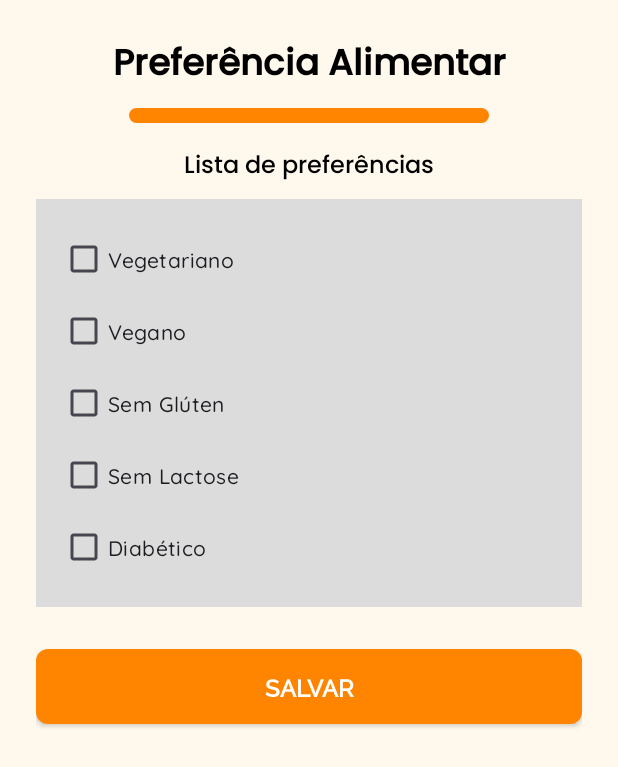
After one commit to ratio-culinae-proj-final/RC-Android, an Android app: the PreferenciasAlimentaresActivity screen opened directly, with no data from a screen before it, on a phone screen of 412 x 824 dp. The commit adds this screen. Shown: the top 767 px of the screen. Run offline under Robolectric (Android 15) with nearby library versions, the phone set to English and light mode, and no system bars; our stand-ins replace Room's generated code; 1 statement that could not run was skipped.

Commit message:
preferencias funcionando - ele ta como um atributo String dentro de Usuario, ai so separar por virgulas

```diff
--- a/app/src/main/AndroidManifest.xml
+++ b/app/src/main/AndroidManifest.xml
@@ -14,6 +14,9 @@
         android:supportsRtl="true"
         android:theme="@style/Theme.RatioCulinae"
         tools:targetApi="31">
+        <activity
+            android:name=".screens.PreferenciasAlimentaresActivity"
+            android:exported="false" />
         <activity
             android:name=".screens.GenerateRecipesActivity"
             android:exported="false" />
--- a/app/src/main/java/com/example/ratioculinae/database/dao/UsuarioDAO.java
+++ b/app/src/main/java/com/example/ratioculinae/database/dao/UsuarioDAO.java
@@ -3,6 +3,7 @@ package com.example.ratioculinae.database.dao;
 import androidx.room.Dao;
 import androidx.room.Insert;
 import androidx.room.Query;
+import androidx.room.Update;
 
 import com.example.ratioculinae.models.Usuario;
 
@@ -17,4 +18,7 @@ public interface UsuarioDAO {
     @Query("SELECT * FROM tab_users WHERE uuid = :uuid LIMIT 1")
     Usuario getUsuarioByUuid(String uuid);
 
+    @Update
+    void update(Usuario usuario);
+
 }
--- a/app/src/main/java/com/example/ratioculinae/screens/HomePageActivity.java
+++ b/app/src/main/java/com/example/ratioculinae/screens/HomePageActivity.java
@@ -1,5 +1,6 @@
 package com.example.ratioculinae.screens;
 
+import android.content.Intent;
 import android.content.SharedPreferences;
 import android.os.Bundle;
 import android.widget.Button;
@@ -61,7 +62,7 @@ public class HomePageActivity extends AppCompatActivity {
         });
 
         btnGerador.setOnClickListener(v -> {
-            // startActivity(new Intent(this, GeradorReceitasActivity.class));
+            startActivity(new Intent(this, GenerateRecipesActivity.class));
         });
 
         btnVisualizar.setOnClickListener(v -> {
--- /dev/null
+++ b/app/src/main/java/com/example/ratioculinae/screens/PreferenciasAlimentaresActivity.java
@@ -0,0 +1,104 @@
+package com.example.ratioculinae.screens;
+
+import android.os.Bundle;
+import android.os.Handler;
+import android.os.Looper;
+import android.widget.Button;
+import android.widget.CheckBox;
+import android.widget.Toast;
+
+import androidx.appcompat.app.AppCompatActivity;
+
+import com.example.ratioculinae.R;
+import com.example.ratioculinae.database.AppDatabase;
+import com.example.ratioculinae.models.Usuario;
+import com.example.ratioculinae.utils.UsuarioLogadoHelper;
+
+import java.util.ArrayList;
+import java.util.List;
+import java.util.concurrent.Executors;
+
+public class PreferenciasAlimentaresActivity extends AppCompatActivity {
+
+    private CheckBox cbVegetariano, cbVegano, cbSemGluten, cbSemLactose, cbDiabetico;
+    private Button btnSalvar;
+    private Usuario usuario;
+    private AppDatabase db;
+
+    @Override
+    protected void onCreate(Bundle savedInstanceState) {
+        super.onCreate(savedInstanceState);
+        setContentView(R.layout.activity_preferencias_alimentares);
+
+        db = AppDatabase.getInstance(this);
+        inicializarComponentes();
+    }
+
+    private void inicializarComponentes() {
+        cbVegetariano = findViewById(R.id.checkboxVegetariano);
+        cbVegano = findViewById(R.id.checkboxVegano);
+        cbSemGluten = findViewById(R.id.checkboxSemGluten);
+        cbSemLactose = findViewById(R.id.checkboxSemLactose);
+        cbDiabetico = findViewById(R.id.checkboxDiabetico);
+        btnSalvar = findViewById(R.id.btnSalvarPreferencias);
+
+        carregarUsuario();
+
+        btnSalvar.setOnClickListener(v -> {
+            String preferencias = capturarPreferencias();
+            usuario.setPreferenciasAlimentares(preferencias);
+            salvarUsuario(usuario);
+        });
+    }
+
+    private void carregarUsuario() {
+        Executors.newSingleThreadExecutor().execute(() -> {
+            usuario = UsuarioLogadoHelper.getUsuarioLogado(this);
+            if (usuario != null) {
+                new Handler(Looper.getMainLooper()).post(this::carregarPreferenciasSalvas);
+            } else {
+                runOnUiThread(() -> {
+                    Toast.makeText(this, "Erro ao carregar usuário logado.", Toast.LENGTH_SHORT).show();
+                    finish();
+                });
+            }
+        });
+    }
+
+    private void salvarUsuario(Usuario u) {
+        Executors.newSingleThreadExecutor().execute(() -> {
+            db.usuarioDAO().update(u);
+            runOnUiThread(() -> {
+                Toast.makeText(this, "Preferências salvas com sucesso!", Toast.LENGTH_SHORT).show();
+                finish();
+            });
+        });
+    }
+
+    private String capturarPreferencias() {
+        List<String> selecionadas = new ArrayList<>();
+
+        if (cbVegetariano.isChecked()) selecionadas.add("Vegetariano");
+        if (cbVegano.isChecked()) selecionadas.add("Vegano");
+        if (cbSemGluten.isChecked()) selecionadas.add("Sem Glúten");
+        if (cbSemLactose.isChecked()) selecionadas.add("Sem Lactose");
+        if (cbDiabetico.isChecked()) selecionadas.add("Diabético");
+
+        return String.join(",", selecionadas);
+    }
+
+    private void carregarPreferenciasSalvas() {
+        if (usuario.getPreferenciasAlimentares() == null) return;
+
+        String[] preferencias = usuario.getPreferenciasAlimentares().split(",");
+        for (String p : preferencias) {
+            switch (p.trim()) {
+                case "Vegetariano": cbVegetariano.setChecked(true); break;
+                case "Vegano": cbVegano.setChecked(true); break;
+                case "Sem Glúten": cbSemGluten.setChecked(true); break;
+                case "Sem Lactose": cbSemLactose.setChecked(true); break;
+                case "Diabético": cbDiabetico.setChecked(true); break;
+            }
+        }
+    }
+}
--- /dev/null
+++ b/app/src/main/java/com/example/ratioculinae/utils/UsuarioLogadoHelper.java
@@ -0,0 +1,22 @@
+package com.example.ratioculinae.utils;
+
+import android.content.Context;
+import android.content.SharedPreferences;
+
+import com.example.ratioculinae.database.AppDatabase;
+import com.example.ratioculinae.models.Usuario;
+
+public class UsuarioLogadoHelper {
+
+    public static Usuario getUsuarioLogado(Context context) {
+        SharedPreferences prefs = context.getSharedPreferences("app_prefs", Context.MODE_PRIVATE);
+        String uuid = prefs.getString("uuid", null);
+
+        if (uuid != null) {
+            AppDatabase db = AppDatabase.getInstance(context);
+            return db.usuarioDAO().getUsuarioByUuid(uuid);
+        }
+
+        return null;
+    }
+}
--- a/app/src/main/res/layout/activity_main.xml
+++ b/app/src/main/res/layout/activity_main.xml
@@ -81,7 +81,7 @@
         android:layout_marginTop="35dp"
         android:layout_marginEnd="60dp"
         style="@style/TextButton"
-        android:background="@drawable/rounded_orange"
+        android:background="@drawable/button_background_orange"
         android:text="Login"
         android:textColor="#FFFFFF"
         android:textStyle="bold"
--- /dev/null
+++ b/app/src/main/res/layout/activity_preferencias_alimentares.xml
@@ -0,0 +1,125 @@
+<?xml version="1.0" encoding="utf-8"?>
+<androidx.constraintlayout.widget.ConstraintLayout
+    xmlns:android="http://schemas.android.com/apk/res/android"
+    xmlns:app="http://schemas.android.com/apk/res-auto"
+    xmlns:tools="http://schemas.android.com/tools"
+    android:layout_width="match_parent"
+    android:layout_height="match_parent"
+    android:padding="24dp"
+    android:background="#FFF9ED">
+
+    <!-- Título -->
+    <TextView
+        android:id="@+id/tvTituloPreferencia"
+        android:layout_width="wrap_content"
+        android:layout_height="wrap_content"
+        android:text="Preferência Alimentar"
+        android:textColor="#000000"
+        style="@style/Titulo"
+        android:textStyle="bold"
+        android:textSize="24sp"
+        app:layout_constraintTop_toTopOf="parent"
+        app:layout_constraintStart_toStartOf="parent"
+        app:layout_constraintEnd_toEndOf="parent"
+        tools:ignore="HardcodedText" />
+
+    <!-- Barrinha laranja decorativa -->
+    <View
+        android:id="@+id/barraDecorativa"
+        android:layout_width="240dp"
+        android:layout_height="10dp"
+        android:layout_marginTop="8dp"
+        android:background="@drawable/decorative_bar"
+        app:layout_constraintTop_toBottomOf="@id/tvTituloPreferencia"
+        app:layout_constraintStart_toStartOf="parent"
+        app:layout_constraintEnd_toEndOf="parent" />
+
+    <!-- Subtítulo -->
+    <TextView
+        android:id="@+id/subtituloLista"
+        android:layout_width="wrap_content"
+        android:layout_height="wrap_content"
+        android:text="Lista de preferências"
+        style="@style/Titulo"
+        android:textColor="#000000"
+        android:textSize="16sp"
+        android:layout_marginTop="16dp"
+        app:layout_constraintTop_toBottomOf="@id/barraDecorativa"
+        app:layout_constraintStart_toStartOf="parent"
+        app:layout_constraintEnd_toEndOf="parent"
+        tools:ignore="HardcodedText" />
+
+    <!-- Layout com os CheckBoxes -->
+    <LinearLayout
+        android:id="@+id/layoutCheckboxes"
+        android:layout_width="0dp"
+        android:layout_height="wrap_content"
+        android:orientation="vertical"
+        android:background="#DCDCDC"
+        android:padding="16dp"
+        android:layout_marginTop="8dp"
+        android:layout_marginBottom="24dp"
+        app:layout_constraintTop_toBottomOf="@id/subtituloLista"
+        app:layout_constraintStart_toStartOf="parent"
+        app:layout_constraintEnd_toEndOf="parent">
+
+        <CheckBox
+            android:id="@+id/checkboxVegetariano"
+            android:layout_width="wrap_content"
+            android:layout_height="wrap_content"
+            style="@style/CorpoTexto"
+            android:text="Vegetariano"
+            tools:ignore="HardcodedText" />
+
+        <CheckBox
+            android:id="@+id/checkboxVegano"
+            android:layout_width="wrap_content"
+            android:layout_height="wrap_content"
+            style="@style/CorpoTexto"
+            android:text="Vegano"
+            tools:ignore="HardcodedText" />
+
+        <CheckBox
+            android:id="@+id/checkboxSemGluten"
+            android:layout_width="wrap_content"
+            android:layout_height="wrap_content"
+            style="@style/CorpoTexto"
+            android:text="Sem Glúten"
+            tools:ignore="HardcodedText" />
+
+        <CheckBox
+            android:id="@+id/checkboxSemLactose"
+            android:layout_width="wrap_content"
+            style="@style/CorpoTexto"
+            android:layout_height="wrap_content"
+            android:text="Sem Lactose"
+            tools:ignore="HardcodedText" />
+
+        <CheckBox
+            android:id="@+id/checkboxDiabetico"
+            android:layout_width="wrap_content"
+            style="@style/CorpoTexto"
+            android:layout_height="wrap_content"
+            android:text="Diabético"
+            tools:ignore="HardcodedText" />
+    </LinearLayout>
+
+    <!-- Botão Salvar -->
+    <androidx.appcompat.widget.AppCompatButton
+        android:id="@+id/btnSalvarPreferencias"
+        style="@style/TextButton"
+        android:layout_width="0dp"
+        android:layout_height="50dp"
+        android:layout_marginTop="28dp"
+        android:background="@drawable/button_background_orange"
+        android:elevation="2dp"
+        android:text="Salvar"
+        android:textColor="#FFFFFF"
+        android:textStyle="bold"
+        app:layout_constraintEnd_toEndOf="parent"
+        app:layout_constraintHorizontal_bias="0.0"
+        app:layout_constraintStart_toStartOf="parent"
+        app:layout_constraintTop_toBottomOf="@id/layoutCheckboxes"
+        tools:ignore="HardcodedText,TextContrastCheck" />
+
+</androidx.constraintlayout.widget.ConstraintLayout>
```
Also changed, not shown: app/src/main/java/com/example/ratioculinae/models/Usuario.java (+9 -0 lines), app/src/main/java/com/example/ratioculinae/screens/GenerateRecipesActivity.java (+51 -5 lines).
